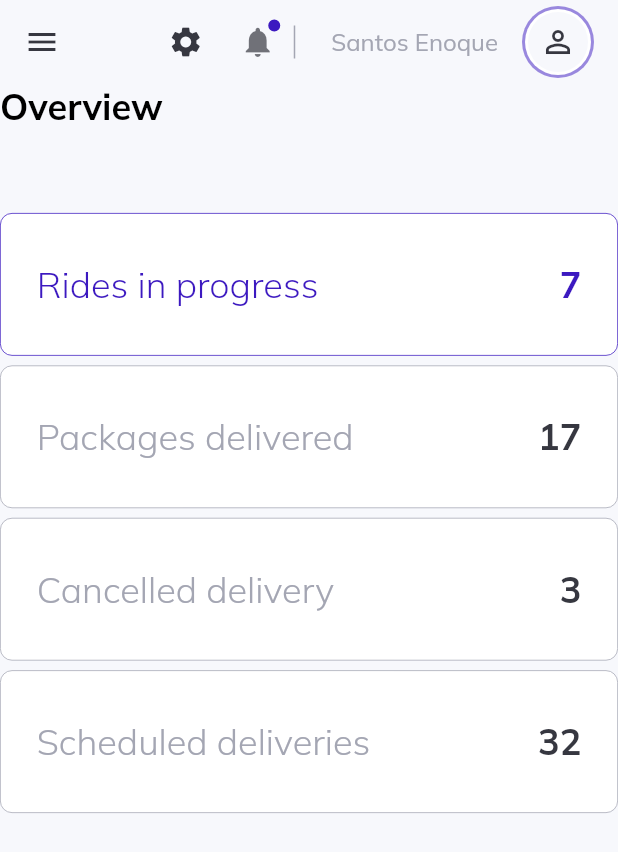
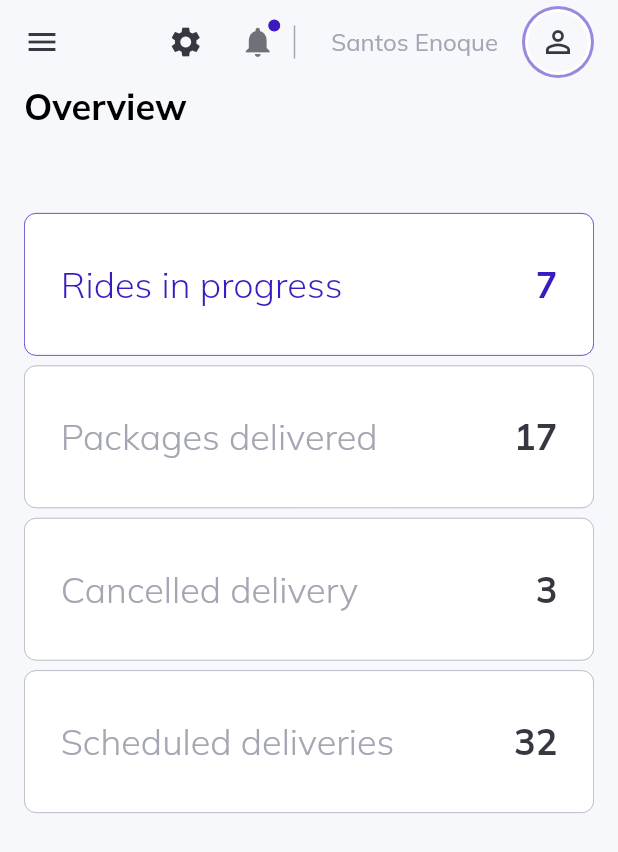
Before and after one commit to mrabro/flutter-web-admin-template, a Flutter app: the screen it shows after launch, on a phone screen of 412 x 824 dp. Shown: the top 852 px of the screen. Run offline on Flutter 3.47's test engine with Material 2 defaults, Android fonts, the phone set to English and light mode, and no system bars; our stand-ins replace get, google_fonts.

Commit message:
added padding

```diff
--- a/lib/widgets/large_screen.dart
+++ b/lib/widgets/large_screen.dart
@@ -10,7 +10,11 @@ class LargeScreen extends StatelessWidget {
     return Row(
       children: [
         Expanded(child: SideMenu()),
-        Expanded(flex: 5, child: localNavigator())
+        Expanded(
+            flex: 5,
+            child: Container(
+                padding: EdgeInsets.symmetric(horizontal: 16),
+                child: localNavigator()))
       ],
     );
   }
--- a/lib/widgets/small_screen.dart
+++ b/lib/widgets/small_screen.dart
@@ -6,6 +6,7 @@ class SmallScreen extends StatelessWidget {
 
   @override
   Widget build(BuildContext context) {
-    return localNavigator();
+    return Container(
+        padding: EdgeInsets.symmetric(horizontal: 16), child: localNavigator());
   }
 }
```
